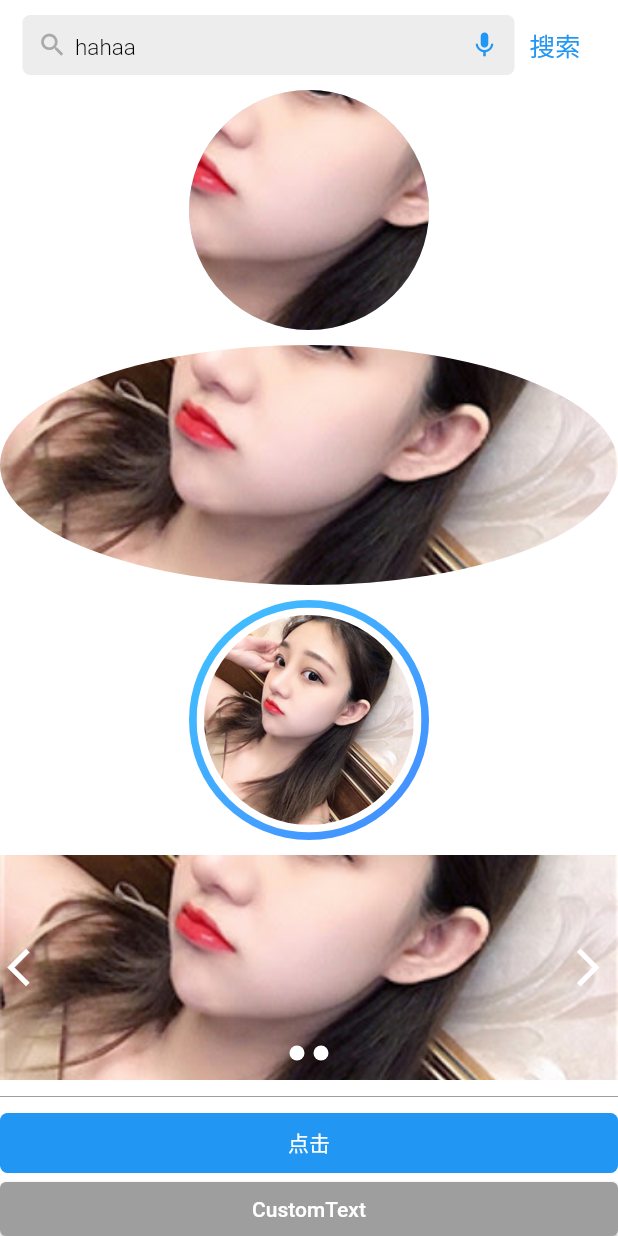
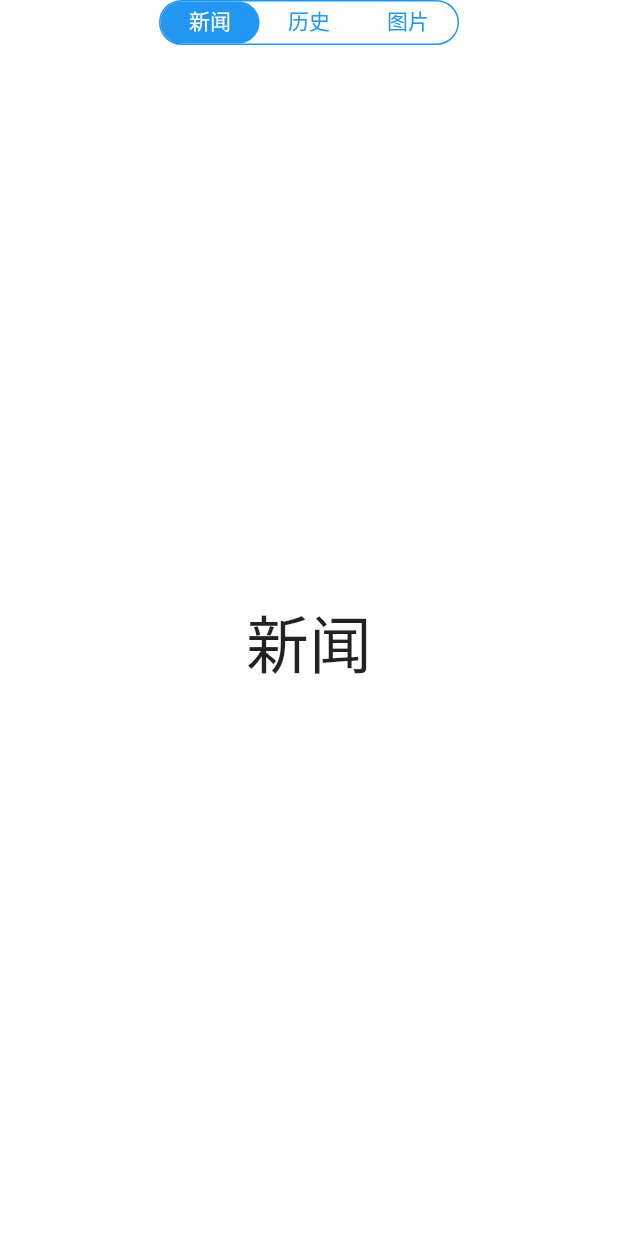
Before and after one commit to harvey-ren/flutter_demo, a Flutter app: the screen it shows after launch, on a phone screen of 412 x 824 dp. Run offline on Flutter 3.47's test engine with Material 2 defaults, Android fonts, the phone set to English and light mode, and no system bars; our stand-ins replace bot_toast, flutter_swiper; missing offline and left inert: encrypt.

Commit message:
add tabbar view

```diff
--- a/lib/main.dart
+++ b/lib/main.dart
@@ -1,6 +1,7 @@
 import 'package:bot_toast/bot_toast.dart';
 import 'package:f_bili/page/home_page.dart';
 import 'package:f_bili/page/my_page.dart';
+import 'package:f_bili/page/tabbar_page.dart';
 import 'package:flutter/material.dart';
 
 void main() {
@@ -27,7 +28,7 @@ class MyApp extends StatelessWidget {
         return child;
       },
       navigatorObservers: [BotToastNavigatorObserver()],
-      home: HomePage(),
+      home: TabBarPage(),
     );
   }
 }
--- a/lib/page/home_page.dart
+++ b/lib/page/home_page.dart
@@ -29,7 +29,7 @@ class _HomePageState extends State<HomePage> {
         children: [
           SearchBar(
             hideLeft: true,
-            defaultText: 'hahaa',
+            defaultText: '',
             searchBarType: SearchBarType.normal,
             hint: '在这里输入搜索关键字',
             leftButtonClick: (){
--- /dev/null
+++ b/lib/page/tabbar_page.dart
@@ -0,0 +1,70 @@
+import 'package:flutter/material.dart';
+
+class TabBarPage extends StatefulWidget {
+  const TabBarPage({Key key}) : super(key: key);
+
+  @override
+  _TabBarPageState createState() => _TabBarPageState();
+}
+
+class _TabBarPageState extends State<TabBarPage>
+    with SingleTickerProviderStateMixin {
+  TabController _tabController;
+  List tabs = ["新闻", "历史", '图片'];
+
+  @override
+  void initState() {
+    super.initState();
+    _tabController = TabController(length: tabs.length, vsync: this);
+  }
+
+  @override
+  Widget build(BuildContext context) {
+    return Scaffold(
+      body: SafeArea(
+        child: Column(
+          children: [
+            Container(
+              width: 200,
+              height: 30,
+              decoration: BoxDecoration(
+                  color: Colors.white,
+                  border: Border.all(
+                      width: 1, color: Colors.blue, style: BorderStyle.solid),
+                  borderRadius: BorderRadius.circular(20),
+                  ),
+              child: TabBar(
+                labelColor: Colors.white,
+                unselectedLabelColor: Colors.blue,
+                indicatorSize: TabBarIndicatorSize.tab,
+                controller: _tabController,
+                indicator: BoxDecoration(
+                    color: Colors.blue,
+                    borderRadius: BorderRadius.circular(20)),
+                tabs: tabs.map((e) => Tab(text: e)).toList(),
+              ),
+            ),
+            Expanded(
+                child: TabBarView(
+              //构建
+              controller: _tabController,
+              children: tabs.map((e) {
+                return Container(
+                  alignment: Alignment.center,
+                  child: Text(e, textScaleFactor: 3),
+                );
+              }).toList(),
+            ))
+          ],
+        ),
+      ),
+    );
+  }
+
+  @override
+  void dispose() {
+    // 释放资源
+    _tabController.dispose();
+    super.dispose();
+  }
+}
```
Also changed, not shown: lib/page/my_page.dart (+25 -5 lines).
